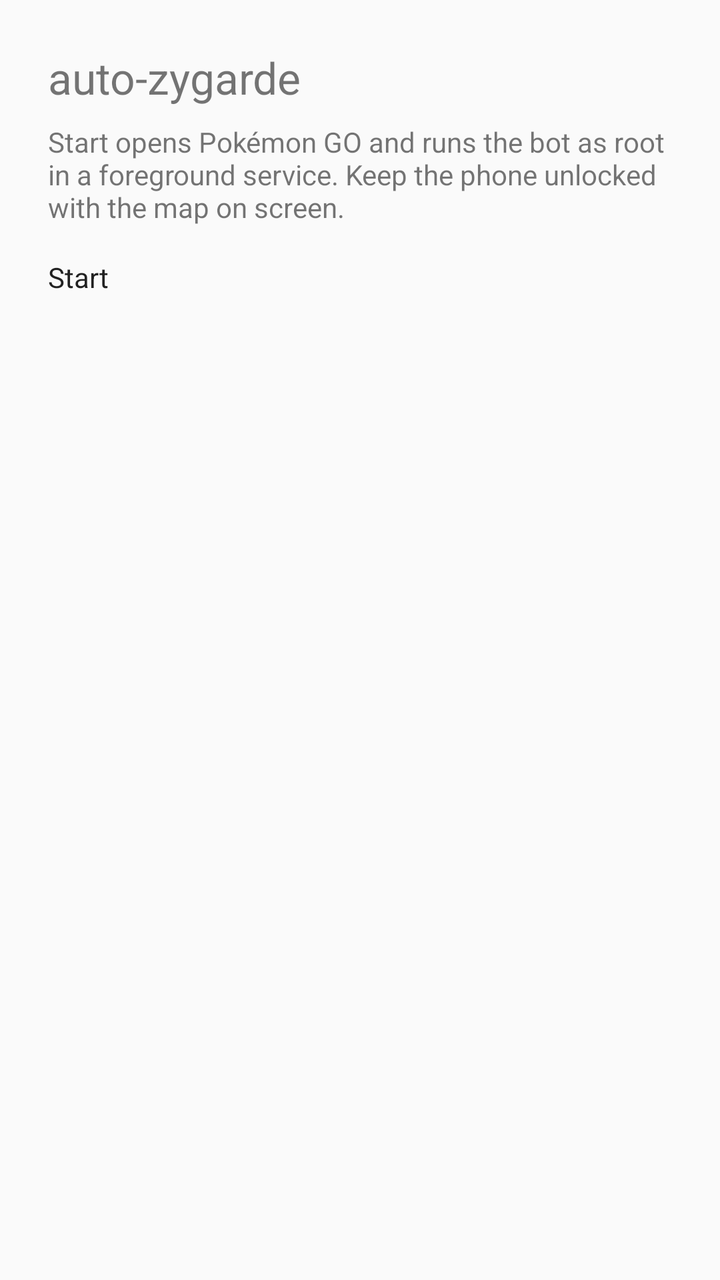
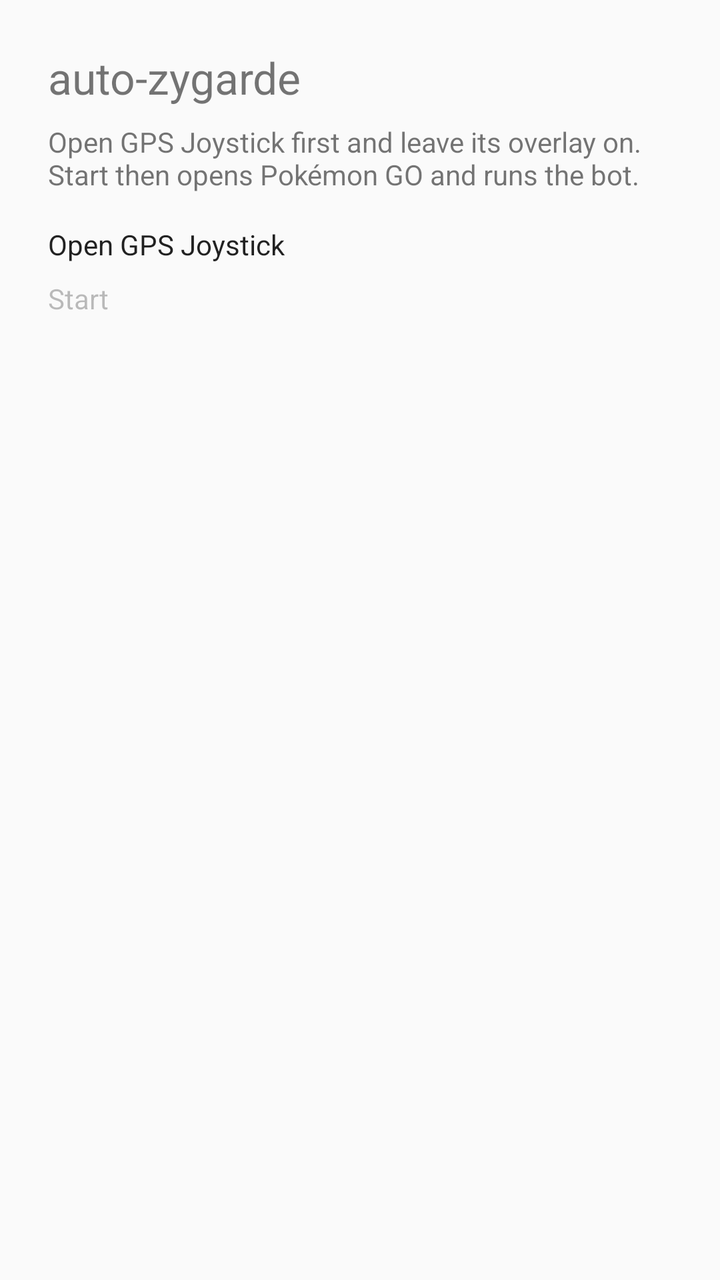

Two renders of the same Android screen: before a commit and after it. Below are the layout's source before the change and the commit's diff.
<!-- AndroidManifest.xml: application theme AppTheme -->
<!-- res/layout/activity_main.xml -->
<?xml version="1.0" encoding="utf-8"?>
<LinearLayout xmlns:android="http://schemas.android.com/apk/res/android"
    android:layout_width="match_parent"
    android:layout_height="match_parent"
    android:orientation="vertical"
    android:padding="24dp">

    <TextView
        android:layout_width="match_parent"
        android:layout_height="wrap_content"
        android:text="@string/app_name"
        android:textSize="22sp" />

    <TextView
        android:layout_width="match_parent"
        android:layout_height="wrap_content"
        android:layout_marginTop="8dp"
        android:text="@string/hint" />

    <Button
        android:id="@+id/toggle"
        android:layout_width="match_parent"
        android:layout_height="wrap_content"
        android:layout_marginTop="16dp"
        android:text="@string/start" />

    <ScrollView
        android:id="@+id/scroller"
        android:layout_width="match_parent"
        android:layout_height="0dp"
        android:layout_marginTop="16dp"
        android:layout_weight="1"
        android:fillViewport="true">

        <TextView
            android:id="@+id/log"
            android:layout_width="match_parent"
            android:layout_height="wrap_content"
            android:textSize="13sp"
            android:typeface="monospace" />
    </ScrollView>
</LinearLayout>
<!-- resources referenced by this layout -->
<resources>
  <string name="app_name">auto-zygarde</string>
  <string name="hint">Start opens Pokémon GO and runs the bot as root in a foreground service. Keep the phone unlocked with the map on screen.</string>
  <string name="start">Start</string>
  <style name="AppTheme" parent="android:Theme.Material.Light.NoActionBar" />
</resources>

<!-- the commit's change to res/layout/activity_main.xml (unified diff, before → after) -->
@@ -18,10 +18,18 @@
         android:text="@string/hint" />
 
     <Button
+        android:id="@+id/joystick"
+        android:layout_width="match_parent"
+        android:layout_height="wrap_content"
+        android:layout_marginTop="16dp"
+        android:text="@string/open_joystick" />
+
+    <Button
         android:id="@+id/toggle"
         android:layout_width="match_parent"
         android:layout_height="wrap_content"
-        android:layout_marginTop="16dp"
+        android:layout_marginTop="8dp"
+        android:enabled="false"
         android:text="@string/start" />
 
     <ScrollView
<!-- resource entries referenced after the edit -->
@@ -1,7 +1,8 @@
 <!-- resources referenced by this layout -->
 <resources>
   <string name="app_name">auto-zygarde</string>
-  <string name="hint">Start opens Pokémon GO and runs the bot as root in a foreground service. Keep the phone unlocked with the map on screen.</string>
+  <string name="hint">Open GPS Joystick first and leave its overlay on. Start then opens Pokémon GO and runs the bot.</string>
+  <string name="open_joystick">Open GPS Joystick</string>
   <string name="start">Start</string>
   <style name="AppTheme" parent="android:Theme.Material.Light.NoActionBar" />
 </resources>
